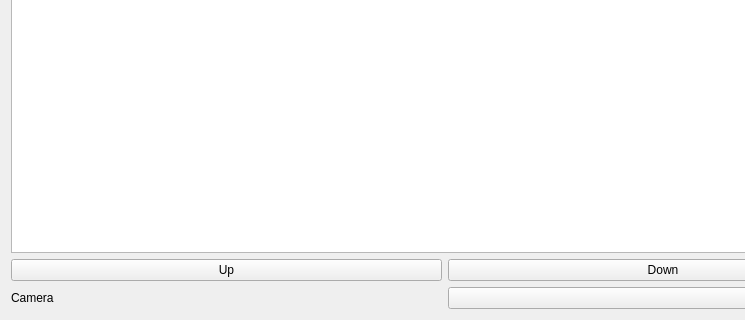
Old version of the form src/pcot/assets/tabassignfilters.ui in the repository AU-ExoMars/PCOT; both pictures show x 0 to 745 and y 293 to 613 of the 889 by 613 pixel window.
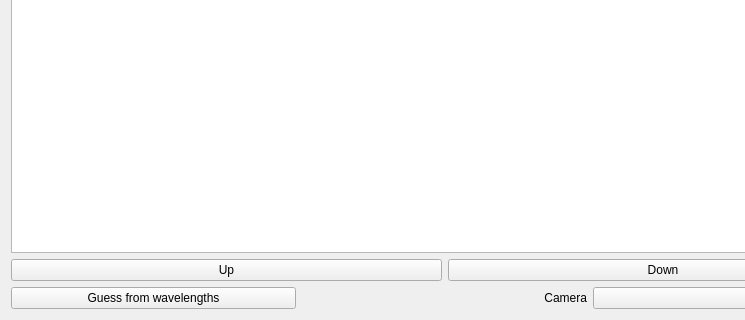
New version of the form.

Commit message: better error in reflectance when no camera found. Assignfilters can now guess based on cwl.

What changed in the file:
```diff
--- a/src/pcot/assets/tabassignfilters.ui
+++ b/src/pcot/assets/tabassignfilters.ui
@@ -69,11 +69,21 @@
          <property name="bottomMargin">
           <number>0</number>
          </property>
+         <item>
+          <widget class="QPushButton" name="guessButton">
+           <property name="text">
+            <string>Guess from wavelengths</string>
+           </property>
+          </widget>
+         </item>
          <item>
           <widget class="QLabel" name="label">
            <property name="text">
             <string>Camera</string>
            </property>
+           <property name="alignment">
+            <set>Qt::AlignRight|Qt::AlignTrailing|Qt::AlignVCenter</set>
+           </property>
           </widget>
          </item>
          <item>
```
The commit also changes 2 other files.
